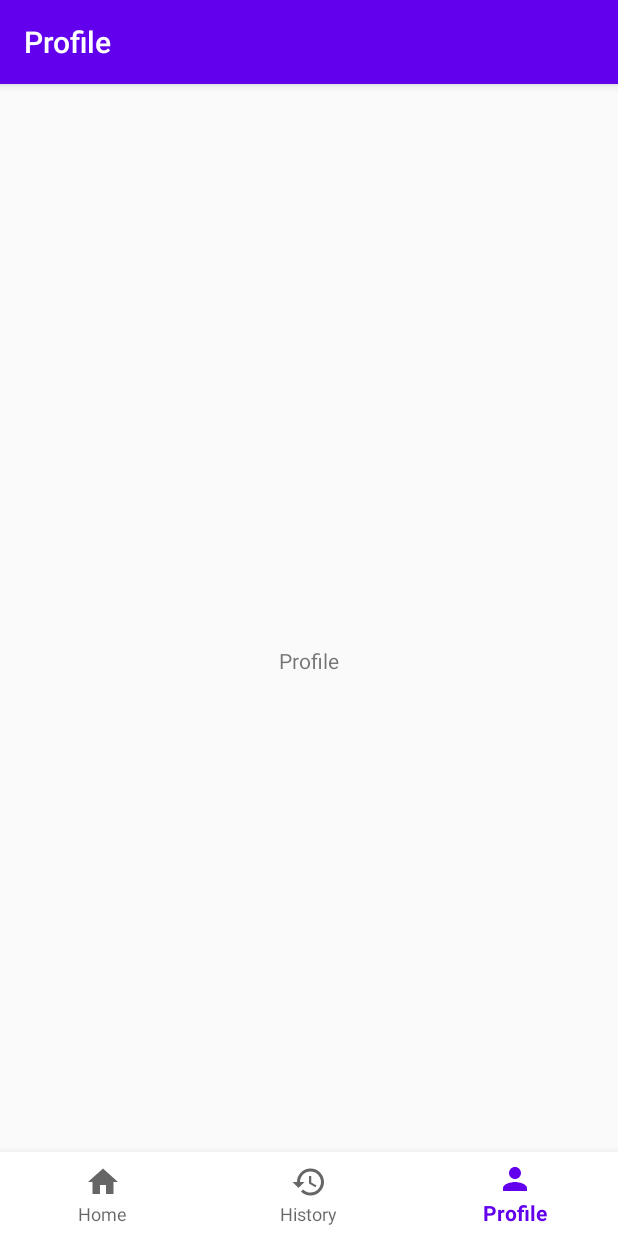
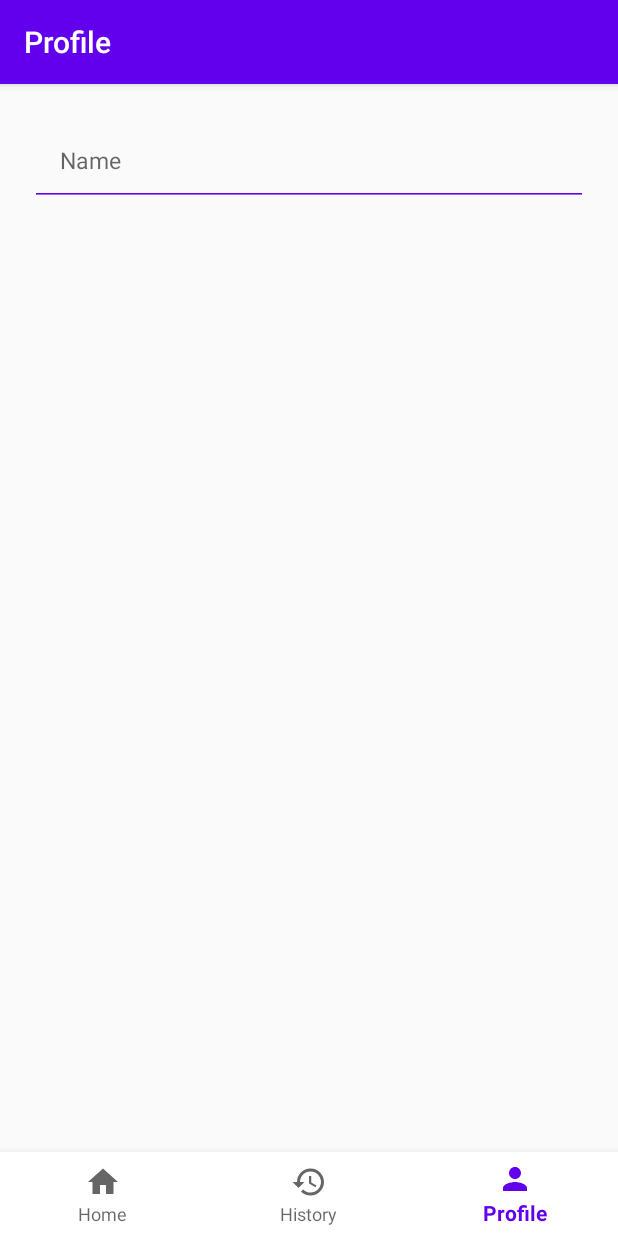
Before and after one commit to SirusCodes/Credit-App, an Android app: the screen it shows after launch (MainActivity), item 3 of the bottom bar chosen, on a phone screen of 412 x 824 dp. Run offline under Robolectric (Android 15) with nearby library versions, the phone set to English and light mode, and no system bars.

Commit message:
updated profile fragment UI

```diff
--- /dev/null
+++ b/app/src/main/res/drawable/ic_check_white_24dp.xml
@@ -0,0 +1,5 @@
+<vector android:height="24dp" android:tint="#FFFFFF"
+    android:viewportHeight="24.0" android:viewportWidth="24.0"
+    android:width="24dp" xmlns:android="http://schemas.android.com/apk/res/android">
+    <path android:fillColor="#FF000000" android:pathData="M9,16.17L4.83,12l-1.42,1.41L9,19 21,7l-1.41,-1.41z"/>
+</vector>
--- a/app/src/main/res/layout/activity_main.xml
+++ b/app/src/main/res/layout/activity_main.xml
@@ -6,11 +6,13 @@
     android:layout_height="match_parent"
     tools:context=".MainActivity">
 
-   <LinearLayout
-       android:id="@+id/fragment_holder"
-       android:layout_width="match_parent"
-       android:layout_height="match_parent"
-       android:orientation="vertical" />
+    <LinearLayout
+        android:id="@+id/fragment_holder"
+        android:layout_width="match_parent"
+        android:layout_height="0dp"
+        android:orientation="vertical"
+        app:layout_constraintBottom_toTopOf="@+id/nav_bar"
+        app:layout_constraintTop_toTopOf="parent" />
 
 
     <com.google.android.material.bottomnavigation.BottomNavigationView
--- a/app/src/main/res/layout/fragment_profile.xml
+++ b/app/src/main/res/layout/fragment_profile.xml
@@ -1,18 +1,36 @@
 <?xml version="1.0" encoding="utf-8"?>
 <androidx.constraintlayout.widget.ConstraintLayout xmlns:android="http://schemas.android.com/apk/res/android"
+    xmlns:app="http://schemas.android.com/apk/res-auto"
     xmlns:tools="http://schemas.android.com/tools"
     android:layout_width="match_parent"
     android:layout_height="match_parent"
-    xmlns:app="http://schemas.android.com/apk/res-auto"
+    android:padding="20sp"
     tools:context=".fragments.ProfileFragment">
 
-    <TextView
+    <com.google.android.material.floatingactionbutton.FloatingActionButton
+        android:id="@+id/floatingActionButton"
         android:layout_width="wrap_content"
         android:layout_height="wrap_content"
-        android:text="@string/profile"
+        android:clickable="true"
+        android:focusable="true"
+        android:src="@drawable/ic_check_white_24dp"
+        android:visibility="invisible"
+        app:backgroundTint="@color/colorPrimary"
         app:layout_constraintBottom_toBottomOf="parent"
+        app:layout_constraintEnd_toEndOf="parent" />
+
+    <EditText
+        android:id="@+id/editText"
+        android:layout_width="0dp"
+        android:layout_height="wrap_content"
+        android:backgroundTint="@color/colorPrimary"
+        android:hint="@string/name"
+        android:importantForAutofill="no"
+        android:inputType="textCapWords"
+        android:padding="20sp"
+        android:textSize="15sp"
         app:layout_constraintEnd_toEndOf="parent"
         app:layout_constraintStart_toStartOf="parent"
-        app:layout_constraintTop_toTopOf="parent" />
-
+        app:layout_constraintTop_toTopOf="parent"
+        tools:targetApi="lollipop" />
 </androidx.constraintlayout.widget.ConstraintLayout>
--- a/app/src/main/res/values/strings.xml
+++ b/app/src/main/res/values/strings.xml
@@ -6,4 +6,5 @@
 
     <!-- TODO: Remove or change this placeholder text -->
     <string name="hello_blank_fragment">Hello blank fragment</string>
+    <string name="name">Name</string>
 </resources>
```
